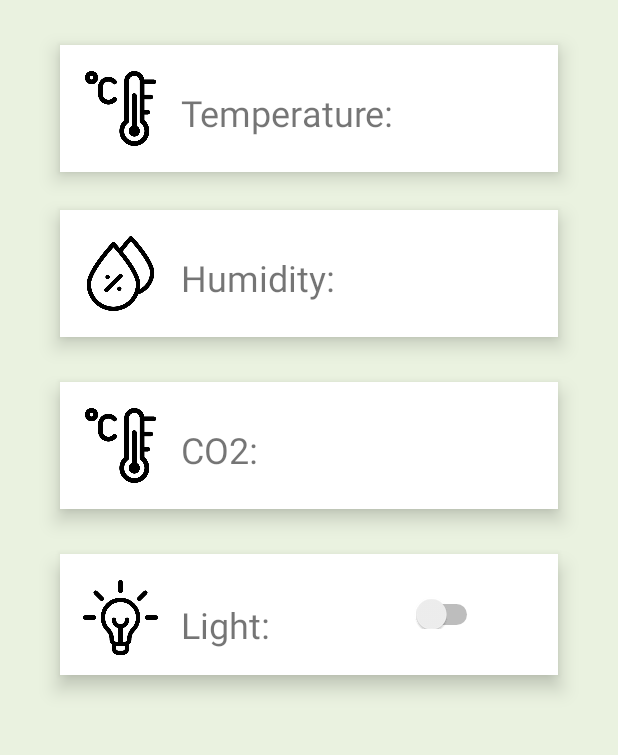
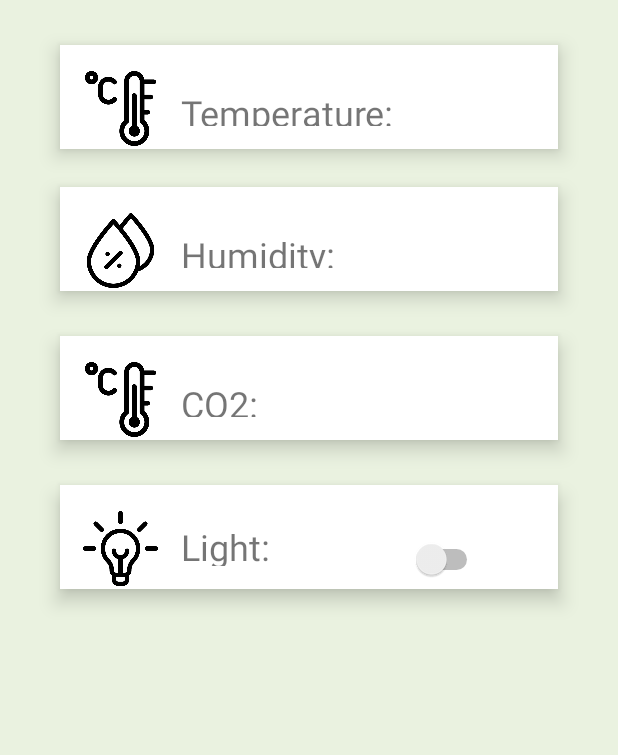
Before and after one commit to ThePandoR/SEP4Android, an Android app: the screen it shows after launch (MainActivity), on a phone screen of 412 x 824 dp, the part 276-1031 px from its top. Run offline under Robolectric (Android 15) with nearby library versions, the phone set to English and light mode, and no system bars; libraries missing offline, so code that uses them is left out: com.jakewharton.threetenabp; Roboto replaces fonts that are not available here; 5 statements that could not run were skipped.

Commit message:
It is working!

```diff
--- a/app/build.gradle
+++ b/app/build.gradle
@@ -6,7 +6,7 @@ android {
 
     defaultConfig {
         applicationId "com.example.sep4_architecture"
-        minSdkVersion 23
+        minSdkVersion 24
         targetSdkVersion 30
         versionCode 1
         versionName "1.0"
@@ -36,6 +36,9 @@ dependencies {
     implementation 'androidx.lifecycle:lifecycle-extensions:2.1.0'
     implementation 'com.squareup.retrofit2:converter-gson:2.2.0'
 
+    // Java 8 Time API backport
+    implementation 'com.jakewharton.threetenabp:threetenabp:1.3.0'
+
     compileOnly 'org.projectlombok:lombok:1.18.16'
     annotationProcessor 'org.projectlombok:lombok:1.18.16'
 
--- a/app/src/main/java/com/example/sep4_architecture/MainActivity.java
+++ b/app/src/main/java/com/example/sep4_architecture/MainActivity.java
@@ -9,6 +9,7 @@ import android.os.Bundle;
 import com.example.sep4_architecture.client.view.PagerAdapter;
 import com.google.android.material.tabs.TabItem;
 import com.google.android.material.tabs.TabLayout;
+import com.jakewharton.threetenabp.AndroidThreeTen;
 
 public class MainActivity extends AppCompatActivity {
 
@@ -20,6 +21,9 @@ public class MainActivity extends AppCompatActivity {
     @Override
     protected void onCreate(Bundle savedInstanceState) {
         super.onCreate(savedInstanceState);
+
+        AndroidThreeTen.init(this);
+
         setContentView(R.layout.activity_main);
 
         tabLayout = findViewById(R.id.tabLayout);
--- a/app/src/main/java/com/example/sep4_architecture/model/Measurement.java
+++ b/app/src/main/java/com/example/sep4_architecture/model/Measurement.java
@@ -1,7 +1,7 @@
 package com.example.sep4_architecture.model;
 
-import java.time.LocalDate;
-import java.time.LocalTime;
+import org.threeten.bp.LocalDate;
+import org.threeten.bp.LocalTime;
 
 import lombok.Data;
 import lombok.NoArgsConstructor;
--- a/app/src/main/java/com/example/sep4_architecture/viewModel/CurrentDataVM.java
+++ b/app/src/main/java/com/example/sep4_architecture/viewModel/CurrentDataVM.java
@@ -24,7 +24,7 @@ public class CurrentDataVM extends ViewModel {
 
     // public CurrentDataVM(GreenHouseClient client) {
     public CurrentDataVM() {
-        this.client = new GreenHouseClient("http://192.168.87.178:8080/");
+        this.client = new GreenHouseClient("http://172.20.10.4:8080/");
         measurement = new MutableLiveData<Measurement>();
     }
 
--- a/app/src/main/res/layout/fragment_current_data.xml
+++ b/app/src/main/res/layout/fragment_current_data.xml
@@ -7,7 +7,7 @@
     android:background="#258BC34A"
     android:orientation="vertical"
     tools:context="client.view.CurrentData"
-    android:id="@+id/frameLayout">
+    android:id="@+id/notFrameLayout">
 
     <TextView
         android:id="@+id/textViewCD"
@@ -51,8 +51,8 @@
 
         <TextView
             android:id="@+id/humidityTV"
-            android:layout_width="180dp"
-            android:layout_height="54dp"
+            android:layout_width="wrap_content"
+            android:layout_height="match_parent"
             android:layout_marginLeft="15dp"
             android:layout_marginTop="15dp"
             android:layout_marginBottom="15dp"
@@ -63,8 +63,8 @@
 
         <TextView
             android:id="@+id/currentTemp"
-            android:layout_width="60dp"
-            android:layout_height="54dp"
+            android:layout_width="wrap_content"
+            android:layout_height="match_parent"
             android:layout_marginTop="15dp"
             android:fontFamily="@font/quando"
             android:textSize="24dp" />
@@ -92,8 +92,8 @@
 
         <TextView
             android:id="@+id/co2TV"
-            android:layout_width="180dp"
-            android:layout_height="54dp"
+            android:layout_width="wrap_content"
+            android:layout_height="match_parent"
             android:layout_marginLeft="15dp"
             android:layout_marginTop="15dp"
             android:layout_marginBottom="15dp"
@@ -104,8 +104,8 @@
 
         <TextView
             android:id="@+id/currentHumidity"
-            android:layout_width="60dp"
-            android:layout_height="54dp"
+            android:layout_width="wrap_content"
+            android:layout_height="match_parent"
             android:layout_marginTop="15dp"
             android:fontFamily="@font/quando"
             android:textSize="24dp" />
@@ -133,8 +133,8 @@
 
         <TextView
             android:id="@+id/coTV"
-            android:layout_width="180dp"
-            android:layout_height="54dp"
+            android:layout_width="wrap_content"
+            android:layout_height="match_parent"
             android:layout_marginLeft="15dp"
             android:layout_marginTop="15dp"
             android:layout_marginBottom="15dp"
@@ -145,8 +145,8 @@
 
         <TextView
             android:id="@+id/currentCo2"
-            android:layout_width="60dp"
-            android:layout_height="54dp"
+            android:layout_width="wrap_content"
+            android:layout_height="match_parent"
             android:layout_marginTop="15dp"
             android:fontFamily="@font/quando"
             android:textSize="24dp" />
@@ -174,8 +174,8 @@
 
         <TextView
             android:id="@+id/lightTV"
-            android:layout_width="150dp"
-            android:layout_height="54dp"
+            android:layout_width="wrap_content"
+            android:layout_height="match_parent"
             android:layout_marginLeft="15dp"
             android:layout_marginTop="11dp"
             android:layout_marginBottom="15dp"
@@ -186,11 +186,11 @@
 
         <Switch
             android:id="@+id/lightSwitch"
-            android:layout_width="30dp"
-            android:layout_height="50dp"
+            android:layout_width="wrap_content"
+            android:layout_height="match_parent"
+            android:layout_marginRight="50dp"
             android:layout_weight="1"
-            android:layout_marginRight="50dp"
-            android:paddingTop="30dp"/>
+            android:paddingTop="30dp" />
 
     </LinearLayout>
 
```
